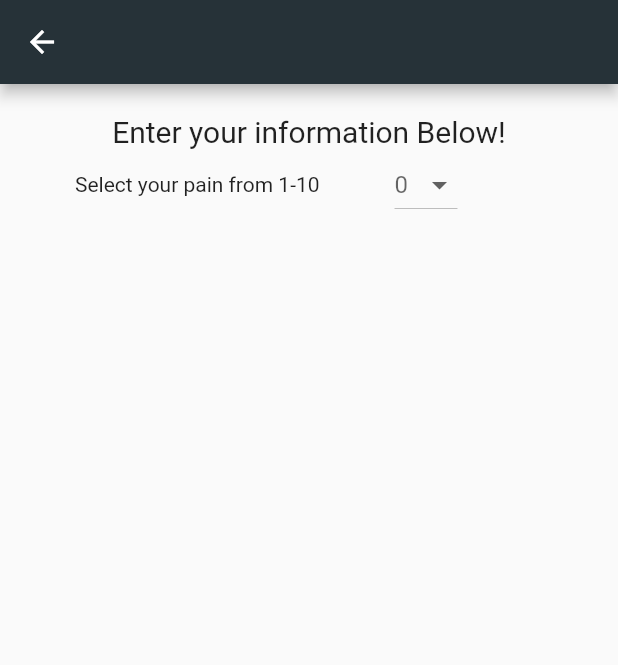
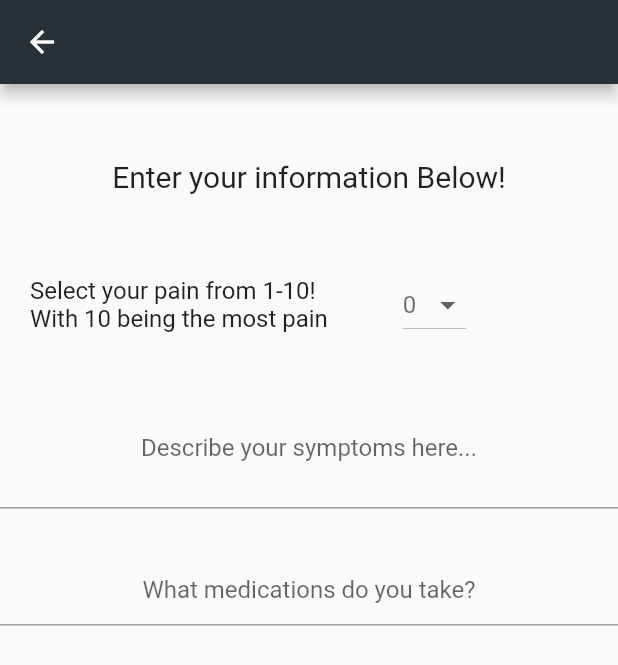
Before and after one commit to Nwjr20/Hackathon, a Flutter app: the FormPage screen opened by its route, on a phone screen of 412 x 824 dp. Shown: the top 665 px of the screen. Run offline on Flutter 3.47's test engine with Material 2 defaults, Android fonts, the phone set to English and light mode, and no system bars.

Commit message:
Updated main

```diff
--- a/client_side/lib/main.dart
+++ b/client_side/lib/main.dart
@@ -83,9 +83,30 @@ class FormPage extends StatefulWidget {
 
 class FormPageState extends State<FormPage>{
   int _painScale = 0;
-  TextEditingController _namecontroller = TextEditingController();
+  TextEditingController _symptomController = TextEditingController();
+  TextEditingController _medicationsController = TextEditingController();
+  //  String text = _symptomController.text;
   //TextEditingController _paincontroller = TextEditingController();
-
+  Future<void> _onClick() async {
+    // Get the text from the entry
+    // Check to make sure that the message is not empty
+    /*if (text == '' || text == ' '){
+      message = "Please enter your message";
+      SystemChannels.textInput.invokeMethod('TextInput.hide');
+      return 1;
+    } else {
+      // Check if the value of _last message is text, this prevents unnesssiary requests
+      // from going to the web server
+      if (_lastMessage == text && _lastPick == _selectedMirror){
+        print("Did not send message ");
+        SystemChannels.textInput.invokeMethod('TextInput.hide');
+        return 1;
+      } else {
+        _lastMessage = text;
+        _lastPick = _selectedMirror;
+      }
+    }*/
+  }
   @override
   Widget build(BuildContext context){
     return Scaffold(
@@ -95,7 +116,7 @@ class FormPageState extends State<FormPage>{
       body: Center(
         child: Column(
           children: <Widget>[
-            SizedBox(height: 20,),
+            SizedBox(height: 50,),
             Text("Enter your information Below!",
             textAlign: TextAlign.center,
             style: TextStyle(
@@ -103,10 +124,16 @@ class FormPageState extends State<FormPage>{
               ),
             ),
             // DropDown Button
+            SizedBox(height: 50,),
             Row(
               children: <Widget>[
-                SizedBox(width: 50,),
-                Text("Select your pain from 1-10"),
+                SizedBox(width: 20,),
+                Text(
+                  "Select your pain from 1-10! \nWith 10 being the most pain",
+                  style: TextStyle(
+                    fontSize: 16,
+                  ),
+                ),
                 SizedBox(width: 50,),
                 DropdownButton<int>(
                   items: <int>[1,2,3,4,5,6,7,8,9,10].map((int value) {
@@ -125,11 +152,32 @@ class FormPageState extends State<FormPage>{
             SizedBox(
               height: 50
             ),
-
-
+            TextField(
+              textAlign: TextAlign.center,
+              autocorrect: true,
+              textCapitalization: TextCapitalization.sentences,
+              keyboardType: TextInputType.multiline,
+              maxLines: 2,
+              controller: _symptomController,
+              decoration: InputDecoration(
+                hintText: 'Describe your symptoms here...',
+              ),
+            ),
+            SizedBox(height: 30,),
+            TextField(
+              textAlign: TextAlign.center,
+              autocorrect: false,
+              textCapitalization: TextCapitalization.words,
+              keyboardType: TextInputType.multiline,
+              maxLines: 1,
+              controller: _medicationsController,
+              decoration: InputDecoration(
+                hintText: 'What medications do you take?',
+              ),
+            ),
           ],
           )
-          ,)
+        )
     );
   }
 }
```
